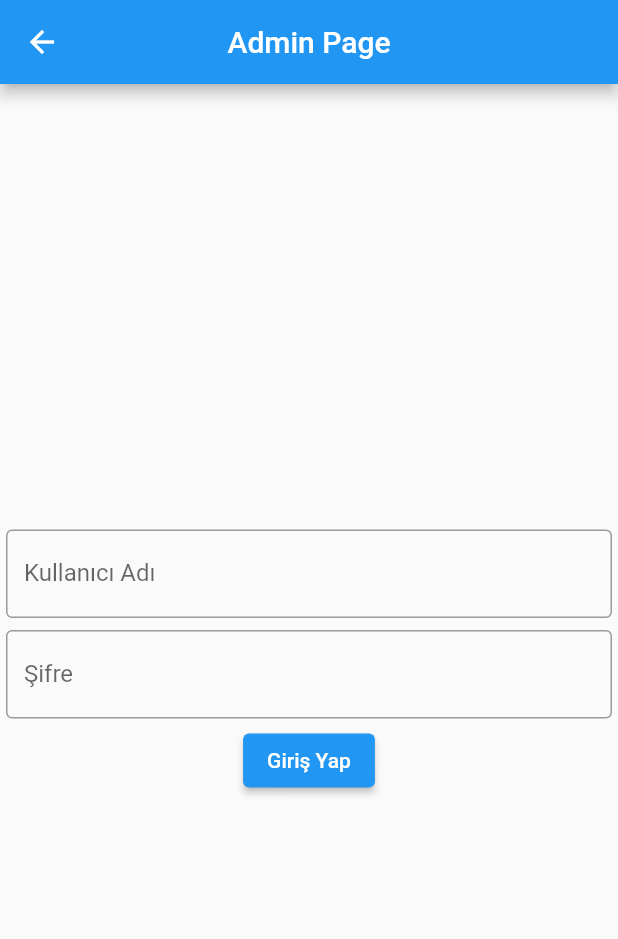
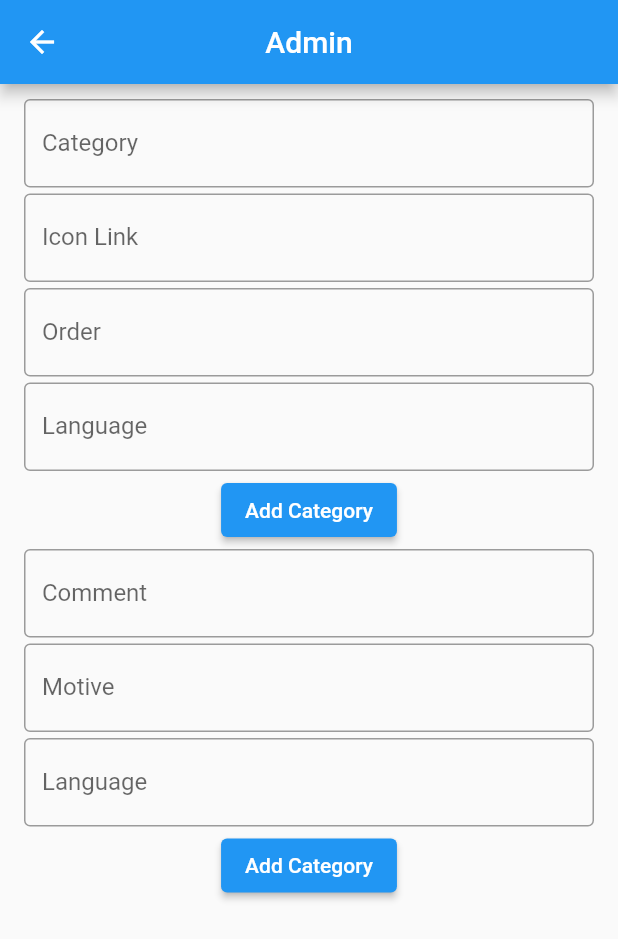
Before and after one commit to tezcansarizeybek/motivapp, a Flutter app: the AdminPage screen opened directly, on a phone screen of 412 x 824 dp. Shown: the top 939 px of the screen. Run offline on Flutter 3.47's test engine with Material 2 defaults, Android fonts, the phone set to English and light mode, and no system bars; our stand-ins replace cloud_firestore, firebase_core, get; accounts and stored records are empty.

Commit message:
added language support, admin panel forms

```diff
--- a/lib/model/comment.dart
+++ b/lib/model/comment.dart
@@ -3,39 +3,47 @@ class Comment {
     String? uuid,
     String? comment,
     String? motive,
+    String? local,
   }) {
     _uuid = uuid;
     _comment = comment;
     _motive = motive;
+    _local = local;
   }
 
   Comment.fromJson(dynamic json) {
     _uuid = json['uuid'];
     _comment = json['comment'];
     _motive = json['motive'];
+    _local = json['local'];
   }
   String? _uuid;
   String? _comment;
   String? _motive;
+  String? _local;
   Comment copyWith({
     String? uuid,
     String? comment,
     String? motive,
+    String? local,
   }) =>
       Comment(
         uuid: uuid ?? _uuid,
         comment: comment ?? _comment,
         motive: motive ?? _motive,
+        local: local ?? _local,
       );
   String? get uuid => _uuid;
   String? get comment => _comment;
   String? get motive => _motive;
+  String? get local => _local;
 
   Map<String, dynamic> toJson() {
     final map = <String, dynamic>{};
     map['uuid'] = _uuid;
     map['comment'] = _comment;
     map['motive'] = _motive;
+    map['local'] = _local;
     return map;
   }
 }
--- /dev/null
+++ b/lib/model/controller_models/admin_controller_model.dart
@@ -0,0 +1,8 @@
+import 'package:flutter/material.dart';
+
+class AdminControllerModel {
+  TextEditingController categoryCtrl = TextEditingController();
+  TextEditingController iconCtrl = TextEditingController();
+  TextEditingController orderCtrl = TextEditingController();
+  TextEditingController langCtrl = TextEditingController();
+}
--- /dev/null
+++ b/lib/model/controller_models/comment_controller_model.dart
@@ -0,0 +1,7 @@
+import 'package:flutter/material.dart';
+
+class CommentControllerModel {
+  TextEditingController commentCtrl = TextEditingController();
+  TextEditingController langCtrl = TextEditingController();
+  TextEditingController motiveCtrl = TextEditingController();
+}
--- a/lib/model/motive.dart
+++ b/lib/model/motive.dart
@@ -4,11 +4,13 @@ class Motive {
     String? category,
     int? order,
     String? icon,
+    String? local,
   }) {
     _uuid = uuid;
     _category = category;
     _order = order;
     _icon = icon;
+    _local = local;
   }
 
   Motive.fromJson(dynamic json) {
@@ -16,30 +18,35 @@ class Motive {
     _category = json['category'];
     _order = json['order'];
     _icon = json['icon'];
+    _local = json['local'];
   }
 
   String? _uuid;
   String? _category;
   int? _order;
   String? _icon;
+  String? _local;
 
   Motive copyWith({
     String? uuid,
     String? category,
     int? order,
     String? icon,
+    String? local,
   }) =>
       Motive(
         uuid: uuid ?? _uuid,
         category: category ?? _category,
         order: order ?? _order,
         icon: icon ?? _icon,
+        local: local ?? _local,
       );
 
   String? get uuid => _uuid;
   String? get category => _category;
   int? get order => _order;
   String? get icon => _icon;
+  String? get local => _local;
 
   Map<String, dynamic> toJson() {
     final map = <String, dynamic>{};
@@ -47,6 +54,7 @@ class Motive {
     map['category'] = _category;
     map['order'] = _order;
     map['icon'] = _icon;
+    map['local'] = _local;
     return map;
   }
 }
--- a/lib/view/admin_page.dart
+++ b/lib/view/admin_page.dart
@@ -1,53 +1,36 @@
 import 'package:flutter/material.dart';
 import 'package:get/get.dart';
+import 'package:motivapp/model/controller_models/admin_controller_model.dart';
+import 'package:motivapp/model/controller_models/comment_controller_model.dart';
+import 'package:motivapp/view/widgets/admin_widgets/comment_form_widget.dart';
+import 'package:motivapp/view/widgets/admin_widgets/motive_form_widget.dart';
 import 'package:motivapp/view_model/admin_vm.dart';
 
 class AdminPage extends StatelessWidget {
-  const AdminPage({Key? key}) : super(key: key);
+  AdminPage({Key? key}) : super(key: key);
+  AdminControllerModel adminControllerModel = AdminControllerModel();
+  CommentControllerModel commentControllerModel = CommentControllerModel();
 
   @override
   Widget build(BuildContext context) {
     return Scaffold(
       appBar: AppBar(
-        title: const Text("Admin Page"),
+        title: const Text("Admin"),
         centerTitle: true,
       ),
       body: GetBuilder<AdminVM>(
           init: Get.put(AdminVM()),
           builder: (logic) {
-            return Column(
-              mainAxisAlignment: MainAxisAlignment.center,
-              children: [
-                Padding(
-                  padding: const EdgeInsets.all(4.0),
-                  child: TextField(
-                    controller: logic.adminNickCtrl,
-                    decoration: const InputDecoration(
-                        border: OutlineInputBorder(), label: Text("Kullanıcı Adı")),
-                  ),
+            return SingleChildScrollView(
+              child: Padding(
+                padding: const EdgeInsets.all(8.0),
+                child: Column(
+                  children: [
+                    MotiveFormWidget(adminControllerModel: adminControllerModel),
+                    CommentFormWidget(commentControllerModel: commentControllerModel)
+                  ],
                 ),
-                Padding(
-                  padding: const EdgeInsets.all(4.0),
-                  child: TextField(
-                    controller: logic.adminPassCtrl,
-                    obscureText: true,
-                    decoration:
-                        const InputDecoration(border: OutlineInputBorder(), label: Text("Şifre")),
-                  ),
-                ),
-                ElevatedButton(
-                    onPressed: () async {
-                      var response = await logic.login();
-                      if (response) {
-                        Get.snackbar("Başarılı", "Giriş Başarılı",
-                            backgroundColor: Colors.green, colorText: Colors.white);
-                      } else {
-                        Get.snackbar("Uyarı", "Kullanıcı Adı veya Şifre Hatalı",
-                            backgroundColor: Colors.red, colorText: Colors.white);
-                      }
-                    },
-                    child: const Text("Giriş Yap"))
-              ],
+              ),
             );
           }),
     );
--- /dev/null
+++ b/lib/view/widgets/admin_widgets/comment_form_widget.dart
@@ -0,0 +1,61 @@
+import 'package:flutter/material.dart';
+import 'package:get/get.dart';
+import 'package:motivapp/model/controller_models/comment_controller_model.dart';
+import 'package:motivapp/view_model/admin_vm.dart';
+
+class CommentFormWidget extends StatelessWidget {
+  const CommentFormWidget({
+    Key? key,
+    required this.commentControllerModel,
+  }) : super(key: key);
+
+  final CommentControllerModel commentControllerModel;
+
+  @override
+  Widget build(BuildContext context) {
+    return Form(
+        child: Column(
+      children: [
+        Padding(
+          padding: const EdgeInsets.symmetric(horizontal: 8.0, vertical: 2),
+          child: TextFormField(
+              decoration: const InputDecoration(
+                label: Text("Comment"),
+                border: OutlineInputBorder(),
+              ),
+              controller: commentControllerModel.commentCtrl),
+        ),
+        Padding(
+          padding: const EdgeInsets.symmetric(horizontal: 8.0, vertical: 2),
+          child: TextFormField(
+              decoration: const InputDecoration(
+                label: Text("Motive"),
+                border: OutlineInputBorder(),
+              ),
+              controller: commentControllerModel.motiveCtrl),
+        ),
+        Padding(
+          padding: const EdgeInsets.symmetric(horizontal: 8.0, vertical: 2),
+          child: TextFormField(
+              decoration: const InputDecoration(
+                label: Text("Language"),
+                border: OutlineInputBorder(),
+              ),
+              controller: commentControllerModel.langCtrl),
+        ),
+        ElevatedButton(
+            onPressed: () async {
+              var response = await Get.find<AdminVM>().addComments(commentControllerModel);
+              if (response) {
+                Get.snackbar("Success", "Successfully Added",
+                    colorText: Colors.white, backgroundColor: Colors.green);
+              } else {
+                Get.snackbar("Error", "An Error Occured",
+                    colorText: Colors.white, backgroundColor: Colors.red);
+              }
+            },
+            child: const Text("Add Category"))
+      ],
+    ));
+  }
+}
--- /dev/null
+++ b/lib/view/widgets/admin_widgets/motive_form_widget.dart
@@ -0,0 +1,70 @@
+import 'package:flutter/material.dart';
+import 'package:get/get.dart';
+import 'package:motivapp/model/controller_models/admin_controller_model.dart';
+import 'package:motivapp/view_model/admin_vm.dart';
+
+class MotiveFormWidget extends StatelessWidget {
+  const MotiveFormWidget({
+    Key? key,
+    required this.adminControllerModel,
+  }) : super(key: key);
+
+  final AdminControllerModel adminControllerModel;
+
+  @override
+  Widget build(BuildContext context) {
+    return Form(
+        child: Column(
+      children: [
+        Padding(
+          padding: const EdgeInsets.symmetric(horizontal: 8.0, vertical: 2),
+          child: TextFormField(
+              decoration: const InputDecoration(
+                label: Text("Category"),
+                border: OutlineInputBorder(),
+              ),
+              controller: adminControllerModel.categoryCtrl),
+        ),
+        Padding(
+          padding: const EdgeInsets.symmetric(horizontal: 8.0, vertical: 2),
+          child: TextFormField(
+              decoration: const InputDecoration(
+                label: Text("Icon Link"),
+                border: OutlineInputBorder(),
+              ),
+              controller: adminControllerModel.iconCtrl),
+        ),
+        Padding(
+          padding: const EdgeInsets.symmetric(horizontal: 8.0, vertical: 2),
+          child: TextFormField(
+              decoration: const InputDecoration(
+                label: Text("Order"),
+                border: OutlineInputBorder(),
+              ),
+              controller: adminControllerModel.orderCtrl),
+        ),
+        Padding(
+          padding: const EdgeInsets.symmetric(horizontal: 8.0, vertical: 2),
+          child: TextFormField(
+              decoration: const InputDecoration(
+                label: Text("Language"),
+                border: OutlineInputBorder(),
+              ),
+              controller: adminControllerModel.langCtrl),
+        ),
+        ElevatedButton(
+            onPressed: () async {
+              var response = await Get.find<AdminVM>().addMotives(adminControllerModel);
+              if (response) {
+                Get.snackbar("Success", "Successfully Added",
+                    colorText: Colors.white, backgroundColor: Colors.green);
+              } else {
+                Get.snackbar("Error", "An Error Occured",
+                    colorText: Colors.white, backgroundColor: Colors.red);
+              }
+            },
+            child: const Text("Add Category"))
+      ],
+    ));
+  }
+}
--- a/lib/view_model/admin_vm.dart
+++ b/lib/view_model/admin_vm.dart
@@ -3,6 +3,11 @@ import 'dart:convert';
 import 'package:cloud_firestore/cloud_firestore.dart';
 import 'package:flutter/material.dart';
 import 'package:get/get.dart';
+import 'package:motivapp/model/controller_models/admin_controller_model.dart';
+import 'package:motivapp/model/comment.dart';
+import 'package:motivapp/model/controller_models/comment_controller_model.dart';
+import 'package:motivapp/model/motive.dart';
+import 'package:uuid/uuid.dart';
 
 class AdminVM extends GetxController {
   TextEditingController adminNickCtrl = TextEditingController();
@@ -20,4 +25,35 @@ class AdminVM extends GetxController {
       return false;
     }
   }
+
+  addMotives(AdminControllerModel controllerModel) async {
+    var uuid = (const Uuid()).v1();
+    Motive motive = Motive(
+        icon: controllerModel.iconCtrl.text,
+        category: controllerModel.categoryCtrl.text,
+        local: controllerModel.langCtrl.text,
+        order: int.tryParse(controllerModel.orderCtrl.text) ?? 1,
+        uuid: uuid);
+    try {
+      await FirebaseFirestore.instance.collection("motives").add(motive.toJson());
+      return true;
+    } catch (e) {
+      return false;
+    }
+  }
+
+  addComments(CommentControllerModel controllerModel) async {
+    var uuid = (const Uuid()).v1();
+    Comment comment = Comment(
+        comment: controllerModel.commentCtrl.text,
+        local: controllerModel.langCtrl.text,
+        motive: controllerModel.motiveCtrl.text,
+        uuid: uuid);
+    try {
+      await FirebaseFirestore.instance.collection("comments").add(comment.toJson());
+      return true;
+    } catch (e) {
+      return false;
+    }
+  }
 }
--- a/pubspec.yaml
+++ b/pubspec.yaml
@@ -32,6 +32,7 @@ dependencies:
   get: ^4.6.1
   cloud_firestore: ^3.1.14
   firebase_core: ^1.16.0
+  uuid: ^3.0.6
 
 
   # The following adds the Cupertino Icons font to your application.
```
Also changed, not shown: lib/view/admin_login_page.dart (added, +55 -0 lines), lib/view/main_page.dart (+15 -4 lines), lib/view_model/motive_vm.dart (+26 -9 lines), pubspec.lock.
